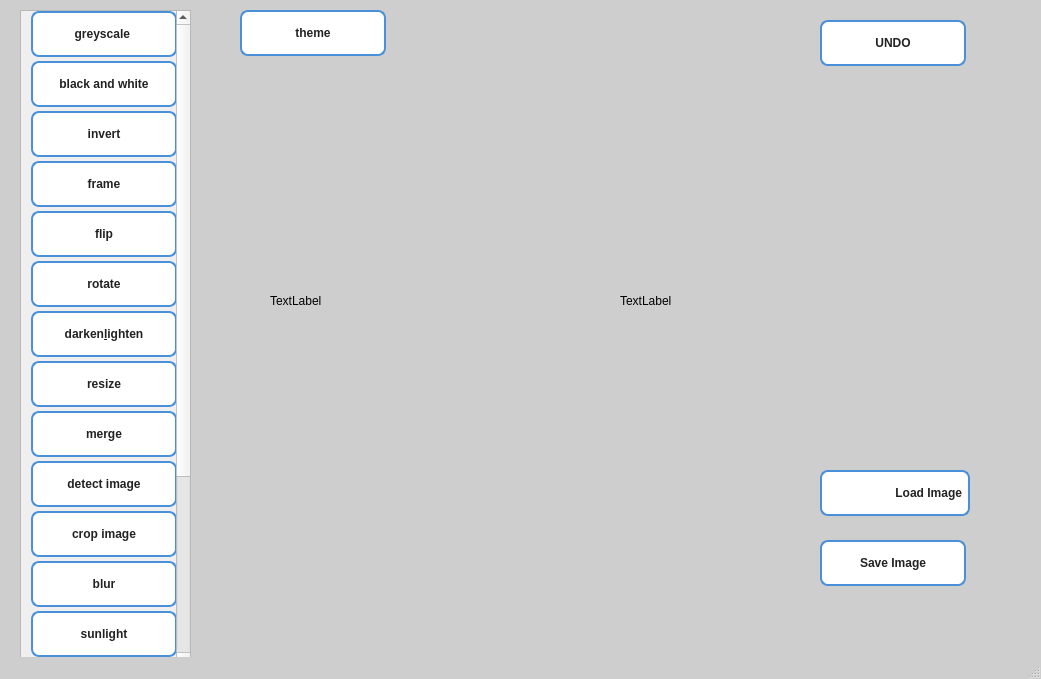
The window that mainwindow.ui (selwan0/Image-Processing) describes before a commit, drawn with Qt 5.
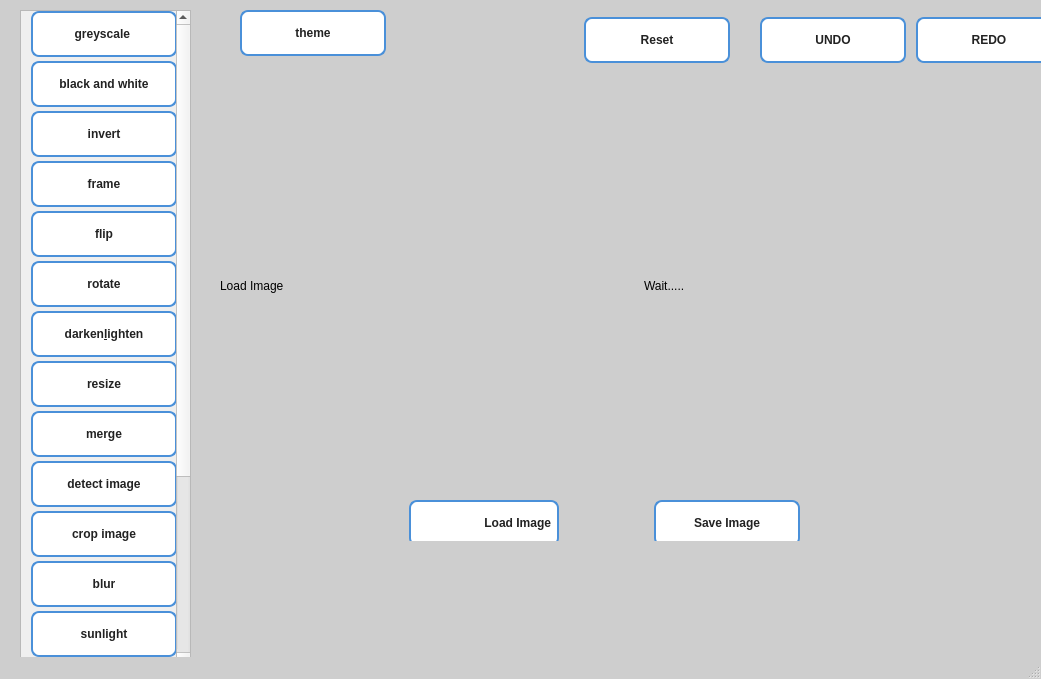
The same window after the commit.

Patch:
```diff
--- a/mainwindow.ui
+++ b/mainwindow.ui
@@ -151,79 +151,6 @@
     padding-left: 8px;
 }</string>
    </property>
-   <widget class="QLabel" name="before">
-    <property name="geometry">
-     <rect>
-      <x>270</x>
-      <y>150</y>
-      <width>271</width>
-      <height>301</height>
-     </rect>
-    </property>
-    <property name="text">
-     <string>TextLabel</string>
-    </property>
-   </widget>
-   <widget class="QPushButton" name="SaveButton">
-    <property name="geometry">
-     <rect>
-      <x>820</x>
-      <y>540</y>
-      <width>146</width>
-      <height>46</height>
-     </rect>
-    </property>
-    <property name="text">
-     <string>Save Image</string>
-    </property>
-   </widget>
-   <widget class="QPushButton" name="LoadButton">
-    <property name="geometry">
-     <rect>
-      <x>820</x>
-      <y>470</y>
-      <width>150</width>
-      <height>46</height>
-     </rect>
-    </property>
-    <property name="sizePolicy">
-     <sizepolicy hsizetype="Minimum" vsizetype="Fixed">
-      <horstretch>140</horstretch>
-      <verstretch>140</verstretch>
-     </sizepolicy>
-    </property>
-    <property name="layoutDirection">
-     <enum>Qt::LayoutDirection::RightToLeft</enum>
-    </property>
-    <property name="styleSheet">
-     <string notr="true">QPushButton {
-    text-align: right;
-    padding-right: 10px;
-}</string>
-    </property>
-    <property name="text">
-     <string>Load Image</string>
-    </property>
-    <property name="iconSize">
-     <size>
-      <width>24</width>
-      <height>24</height>
-     </size>
-    </property>
-   </widget>
-   <widget class="QPushButton" name="UndoButton">
-    <property name="geometry">
-     <rect>
-      <x>820</x>
-      <y>20</y>
-      <width>146</width>
-      <height>46</height>
-     </rect>
-    </property>
-    <property name="text">
-     <string>UNDO</string>
-    </property>
-   </widget>
    <widget class="QScrollArea" name="scrollArea_2">
     <property name="geometry">
      <rect>
@@ -712,19 +639,6 @@
      </widget>
     </widget>
    </widget>
-   <widget class="QLabel" name="after">
-    <property name="geometry">
-     <rect>
-      <x>620</x>
-      <y>150</y>
-      <width>321</width>
-      <height>301</height>
-     </rect>
-    </property>
-    <property name="text">
-     <string>TextLabel</string>
-    </property>
-   </widget>
    <widget class="QPushButton" name="ThemeButton">
     <property name="geometry">
      <rect>
@@ -738,6 +652,151 @@
      <string>theme</string>
     </property>
    </widget>
+   <widget class="QWidget" name="horizontalLayoutWidget">
+    <property name="geometry">
+     <rect>
+      <x>580</x>
+      <y>0</y>
+      <width>486</width>
+      <height>80</height>
+     </rect>
+    </property>
+    <layout class="QHBoxLayout" name="horizontalLayout">
+     <item>
+      <widget class="QPushButton" name="ResetButton">
+       <property name="text">
+        <string>Reset</string>
+       </property>
+      </widget>
+     </item>
+     <item>
+      <spacer name="verticalSpacer">
+       <property name="orientation">
+        <enum>Qt::Orientation::Vertical</enum>
+       </property>
+       <property name="sizeHint" stdset="0">
+        <size>
+         <width>20</width>
+         <height>40</height>
+        </size>
+       </property>
+      </spacer>
+     </item>
+     <item>
+      <widget class="QPushButton" name="UndoButton">
+       <property name="text">
+        <string>UNDO</string>
+       </property>
+      </widget>
+     </item>
+     <item>
+      <widget class="QPushButton" name="RedoButton">
+       <property name="text">
+        <string>REDO</string>
+       </property>
+      </widget>
+     </item>
+    </layout>
+   </widget>
+   <widget class="QWidget" name="layoutWidget">
+    <property name="geometry">
+     <rect>
+      <x>220</x>
+      <y>90</y>
+      <width>821</width>
+      <height>391</height>
+     </rect>
+    </property>
+    <layout class="QHBoxLayout" name="horizontalLayout_8">
+     <item>
+      <widget class="QLabel" name="before">
+       <property name="text">
+        <string>Load Image</string>
+       </property>
+      </widget>
+     </item>
+     <item>
+      <spacer name="verticalSpacer_2">
+       <property name="orientation">
+        <enum>Qt::Orientation::Vertical</enum>
+       </property>
+       <property name="sizeHint" stdset="0">
+        <size>
+         <width>20</width>
+         <height>40</height>
+        </size>
+       </property>
+      </spacer>
+     </item>
+     <item>
+      <widget class="QLabel" name="after">
+       <property name="text">
+        <string>Wait.....</string>
+       </property>
+      </widget>
+     </item>
+    </layout>
+   </widget>
+   <widget class="QWidget" name="">
+    <property name="geometry">
+     <rect>
+      <x>340</x>
+      <y>500</y>
+      <width>531</width>
+      <height>41</height>
+     </rect>
+    </property>
+    <layout class="QHBoxLayout" name="horizontalLayout_2">
+     <item>
+      <widget class="QPushButton" name="LoadButton">
+       <property name="sizePolicy">
+        <sizepolicy hsizetype="Minimum" vsizetype="Fixed">
+         <horstretch>140</horstretch>
+         <verstretch>140</verstretch>
+        </sizepolicy>
+       </property>
+       <property name="layoutDirection">
+        <enum>Qt::LayoutDirection::RightToLeft</enum>
+       </property>
+       <property name="styleSheet">
+        <string notr="true">QPushButton {
+    text-align: right;
+    padding-right: 10px;
+}</string>
+       </property>
+       <property name="text">
+        <string>Load Image</string>
+       </property>
+       <property name="iconSize">
+        <size>
+         <width>24</width>
+         <height>24</height>
+        </size>
+       </property>
+      </widget>
+     </item>
+     <item>
+      <spacer name="verticalSpacer_3">
+       <property name="orientation">
+        <enum>Qt::Orientation::Vertical</enum>
+       </property>
+       <property name="sizeHint" stdset="0">
+        <size>
+         <width>20</width>
+         <height>40</height>
+        </size>
+       </property>
+      </spacer>
+     </item>
+     <item>
+      <widget class="QPushButton" name="SaveButton">
+       <property name="text">
+        <string>Save Image</string>
+       </property>
+      </widget>
+     </item>
+    </layout>
+   </widget>
   </widget>
   <widget class="QMenuBar" name="menubar">
    <property name="geometry">
```
